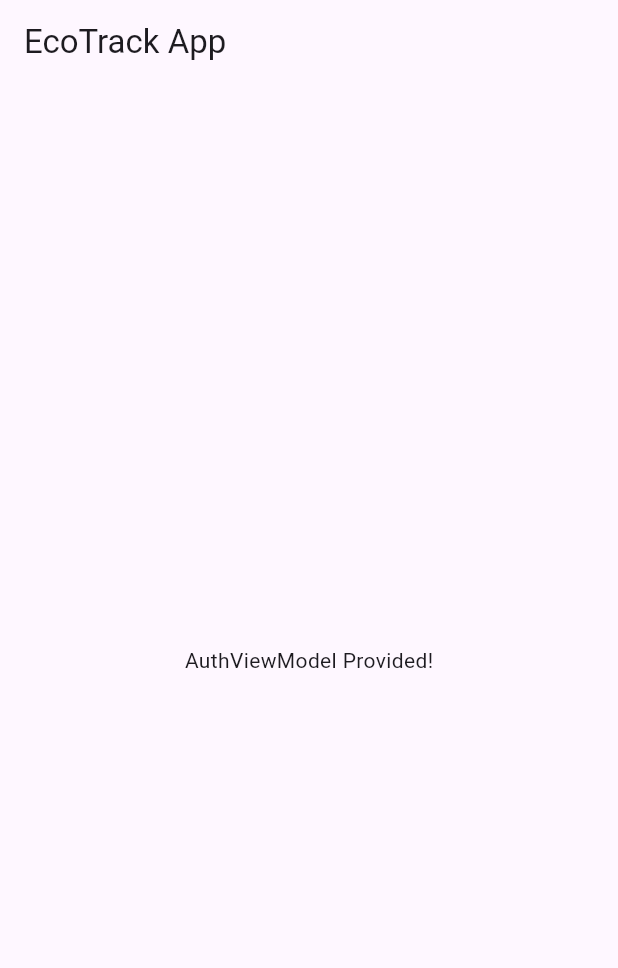
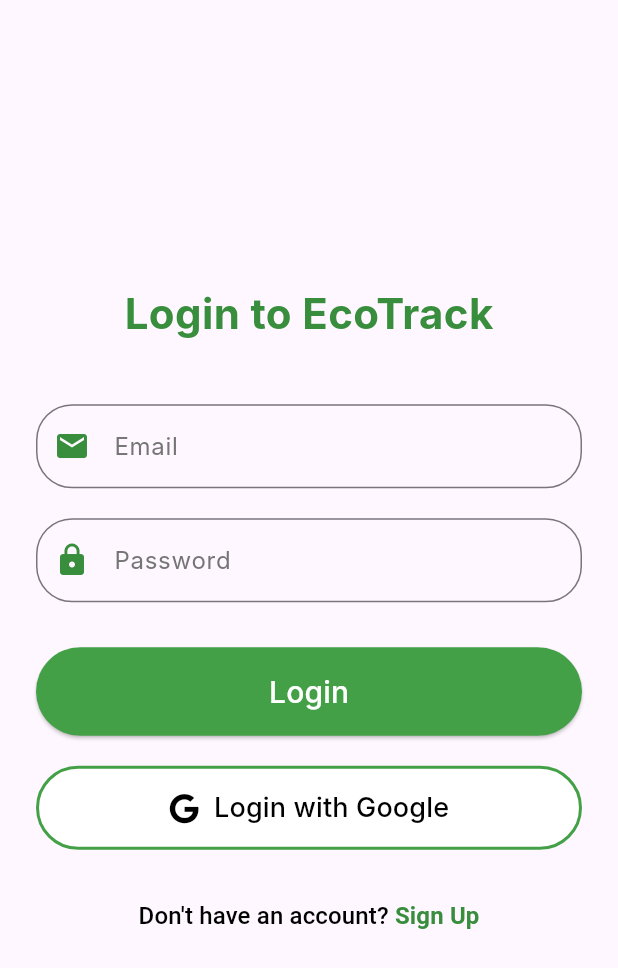
Before and after one commit to Dayana-K-H/EcoTrack-App, a Flutter app: the screen it shows after launch, on a phone screen of 412 x 824 dp. Shown: the top 968 px of the screen. Run offline on Flutter 3.47's test engine with Material 3 defaults, Android fonts, the phone set to English and light mode, and no system bars; our stand-ins replace firebase_auth, firebase_core, font_awesome_flutter, google_sign_in; missing offline and left inert: flutter_secure_dotenv; accounts and stored records are empty; Roboto replaces fonts that are missing (Inter); statements that could not run were skipped.

Commit message:
feat(auth): Implement core user authentication flow

```diff
--- a/lib/main.dart
+++ b/lib/main.dart
@@ -4,6 +4,9 @@
 import 'firebase_options.dart';
 
 import 'view_models/auth_view_model.dart';
+import 'views/splash_view.dart';
+import 'views/auth_view.dart';
+import 'views/home_dashboard_view.dart';
 
 void main() async {
   WidgetsFlutterBinding.ensureInitialized();
@@ -11,8 +14,10 @@
     options: DefaultFirebaseOptions.currentPlatform,
   );
   runApp(
-    ChangeNotifierProvider( // Using ChangeNotifierProvider
-      create: (_) => AuthViewModel(), // Providing AuthViewModel
+    MultiProvider(
+      providers: [
+        ChangeNotifierProvider(create: (_) => AuthViewModel()),
+      ],
       child: MyApp(),
     ),
   );
@@ -31,11 +36,14 @@
       theme: ThemeData(
         primarySwatch: Colors.green,
         visualDensity: VisualDensity.adaptivePlatformDensity,
+        fontFamily: 'Inter',
       ),
-      home: Scaffold(
-        appBar: AppBar(title: Text('EcoTrack App')),
-        body: Center(child: Text('AuthViewModel Provided!')),
-      ),
+      home: SplashView(),
+      routes: {
+        '/splash': (context) => SplashView(),
+        '/auth_view': (context) => AuthView(),
+        '/home_dashboard': (context) => HomeDashboard(),
+      },
     );
   }
 }
--- /dev/null
+++ b/lib/views/auth_view.dart
@@ -0,0 +1,246 @@
+import 'package:flutter/material.dart';
+import 'package:provider/provider.dart';
+import '../view_models/auth_view_model.dart';
+import 'package:font_awesome_flutter/font_awesome_flutter.dart';
+import 'home_dashboard_view.dart';
+
+class AuthView extends StatefulWidget {
+  @override
+  _AuthViewState createState() => _AuthViewState();
+}
+
+class _AuthViewState extends State<AuthView> {
+  final _formKey = GlobalKey<FormState>();
+  final TextEditingController _emailController = TextEditingController();
+  final TextEditingController _passwordController = TextEditingController();
+  final TextEditingController _nameController = TextEditingController();
+  bool _isLogin = true;
+
+  @override
+  Widget build(BuildContext context) {
+    final authViewModel = Provider.of<AuthViewModel>(context);
+
+    return Scaffold(
+      body: Center(
+        child: SingleChildScrollView(
+          padding: const EdgeInsets.all(24.0),
+          child: Form(
+            key: _formKey,
+            child: Column(
+              mainAxisAlignment: MainAxisAlignment.center,
+              children: [
+                Text(
+                  _isLogin ? 'Login to EcoTrack' : 'Sign Up for EcoTrack',
+                  style: TextStyle(fontSize: 28, fontWeight: FontWeight.bold, color: Colors.green.shade700),
+                ),
+                SizedBox(height: 40),
+
+                if (!_isLogin)
+                  TextFormField(
+                    controller: _nameController,
+                    cursorColor: Colors.green.shade700,
+                    decoration: InputDecoration(
+                      labelText: 'Name',
+                      labelStyle: TextStyle(
+                        color: Colors.grey.shade600,
+                      ),
+                      floatingLabelStyle: TextStyle(
+                        color: Colors.green.shade700,
+                      ),
+                      border: OutlineInputBorder(borderRadius: BorderRadius.circular(24)),
+                      prefixIcon: Icon(Icons.person, color: Colors.green.shade700),
+                      focusedBorder: OutlineInputBorder(
+                        borderRadius: BorderRadius.circular(24),
+                        borderSide: BorderSide(color: Colors.green.shade700, width: 2.0),
+                      ),
+                    ),
+                    keyboardType: TextInputType.name,
+                    validator: (value) => value!.isEmpty ? 'Please enter your name' : null,
+                  ),
+                if (!_isLogin)
+                  SizedBox(height: 20),
+
+                TextFormField(
+                  controller: _emailController,
+                  cursorColor: Colors.green.shade700,
+                  decoration: InputDecoration(
+                    labelText: 'Email',
+                    labelStyle: TextStyle(
+                      color: Colors.grey.shade600,
+                    ),
+                    floatingLabelStyle: TextStyle(
+                      color: Colors.green.shade700,
+                    ),
+                    border: OutlineInputBorder(borderRadius: BorderRadius.circular(24)),
+                    prefixIcon: Icon(Icons.email, color: Colors.green.shade700),
+                    focusedBorder: OutlineInputBorder(
+                      borderRadius: BorderRadius.circular(24),
+                      borderSide: BorderSide(color: Colors.green.shade700, width: 2.0),
+                    ),
+                  ),
+                  keyboardType: TextInputType.emailAddress,
+                  validator: (value) => value!.isEmpty ? 'Please enter your email' : null,
+                ),
+                SizedBox(height: 20),
+                TextFormField(
+                  controller: _passwordController,
+                  cursorColor: Colors.green.shade700,
+                  decoration: InputDecoration(
+                    labelText: 'Password',
+                    labelStyle: TextStyle(
+                      color: Colors.grey.shade600,
+                    ),
+                    floatingLabelStyle: TextStyle(
+                      color: Colors.green.shade700,
+                    ),
+                    border: OutlineInputBorder(borderRadius: BorderRadius.circular(24)),
+                    prefixIcon: Icon(Icons.lock, color: Colors.green.shade700),
+                    focusedBorder: OutlineInputBorder(
+                      borderRadius: BorderRadius.circular(24),
+                      borderSide: BorderSide(color: Colors.green.shade700, width: 2.0),
+                    ),
+                  ),
+                  obscureText: true,
+                  validator: (value) => value!.length < 8 ? 'Password must be at least 8 characters' : null,
+                ),
+                SizedBox(height: 30),
+                if (authViewModel.errorMessage != null)
+                  Padding(
+                    padding: const EdgeInsets.only(bottom: 16.0),
+                    child: Text(
+                      authViewModel.errorMessage!,
+                      style: TextStyle(color: authViewModel.errorMessage!.startsWith('Error') ? Colors.red : Colors.green, fontSize: 16),
+                      textAlign: TextAlign.center,
+                    ),
+                  ),
+                authViewModel.isLoading
+                    ? CircularProgressIndicator(
+                        valueColor: AlwaysStoppedAnimation<Color>(Colors.green.shade700),
+                      )
+                    : ElevatedButton(
+                        style: ElevatedButton.styleFrom(
+                          backgroundColor: Colors.green.shade600,
+                          padding: EdgeInsets.symmetric(horizontal: 40, vertical: 15),
+                          shape: RoundedRectangleBorder(borderRadius: BorderRadius.circular(30)),
+                          minimumSize: Size(double.infinity, 50),
+                        ),
+                        onPressed: () async {
+                          if (_formKey.currentState!.validate()) {
+                            if (_isLogin) {
+                              await authViewModel.signIn(_emailController.text, _passwordController.text);
+                            } else {
+                              await authViewModel.signUp(_emailController.text, _passwordController.text);
+                            }
+
+                            if (authViewModel.errorMessage == null && authViewModel.currentUser != null) {
+                              Navigator.of(context).pushReplacement(
+                                MaterialPageRoute(builder: (context) => HomeDashboard()),
+                              );
+                            }
+                          }
+                        },
+                        child: Text(
+                          _isLogin ? 'Login' : 'Sign Up',
+                          style: TextStyle(fontSize: 20, color: Colors.white),
+                        ),
+                      ),
+                SizedBox(height: 20),
+
+                if (_isLogin)
+                  authViewModel.isLoading
+                      ? SizedBox.shrink()
+                      : OutlinedButton(
+                          style: OutlinedButton.styleFrom(
+                            backgroundColor: Colors.white,
+                            padding: EdgeInsets.symmetric(horizontal: 40, vertical: 15),
+                            shape: RoundedRectangleBorder(borderRadius: BorderRadius.circular(30)),
+                            side: BorderSide(color: Colors.green.shade600, width: 2.0),
+                            minimumSize: Size(double.infinity, 50),
+                          ),
+                          onPressed: () async {
+                            await authViewModel.signInWithGoogle();
+
+                            await Future.delayed(Duration(milliseconds: 100));
+
+                            if (authViewModel.errorMessage == 'Signed in with Google successfully!' || authViewModel.errorMessage == null) {
+                               if (authViewModel.currentUser != null) {
+                                Navigator.of(context).pushReplacement(
+                                  MaterialPageRoute(builder: (context) => HomeDashboard()),
+                                );
+                              }
+                            }
+                          },
+                          child: Row(
+                            mainAxisSize: MainAxisSize.min,
+                            children: [
+                              Icon(FontAwesomeIcons.google, color: Colors.black, size: 20),
+                              SizedBox(width: 10),
+                              Text(
+                                'Login with Google',
+                                style: TextStyle(fontSize: 18, color: Colors.black),
+                              ),
+                            ],
+                          ),
+                        ),
+                if (_isLogin)
+                  SizedBox(height: 20),
+
+                TextButton(
+                  onPressed: () {
+                    setState(() {
+                      _isLogin = !_isLogin;
+                      authViewModel.clearErrorMessage();
+                      _emailController.clear();
+                      _passwordController.clear();
+                      _nameController.clear();
+                      _formKey.currentState?.reset();
+                    });
+                  },
+                  child: _isLogin
+                      ? Text.rich(
+                          TextSpan(
+                            text: 'Don\'t have an account? ',
+                            style: TextStyle(color: Colors.black, fontSize: 16),
+                            children: <TextSpan>[
+                              TextSpan(
+                                text: 'Sign Up',
+                                style: TextStyle(
+                                  fontWeight: FontWeight.bold,
+                                  color: Colors.green.shade700,
+                                ),
+                              ),
+                            ],
+                          ),
+                        )
+                      : Text.rich(
+                          TextSpan(
+                            text: 'Already have an account? ',
+                            style: TextStyle(color: Colors.black, fontSize: 16),
+                            children: <TextSpan>[
+                              TextSpan(
+                                text: 'Login',
+                                style: TextStyle(
+                                  fontWeight: FontWeight.bold,
+                                  color: Colors.green.shade700,
+                                ),
+                              ),
+                            ],
+                          ),
+                        ),
+                ),
+              ],
+            ),
+          ),
+        ),
+      ),
+    );
+  }
+
+  @override
+  void dispose() {
+    _emailController.dispose();
+    _passwordController.dispose();
+    _nameController.dispose();
+    super.dispose();
+  }
+}
```
Also changed, not shown: lib/view_models/auth_view_model.dart (+41 -0 lines), lib/views/home_dashboard_view.dart (added, +39 -0 lines), lib/views/splash_view.dart (added, +89 -0 lines), pubspec.yaml (+6 -3 lines), assets/ecotrack_logo.png (added), pubspec.lock, 5 other files.
